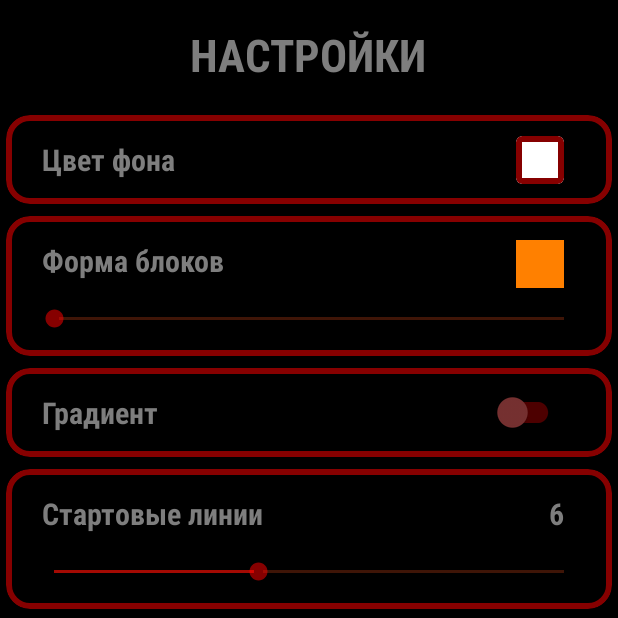
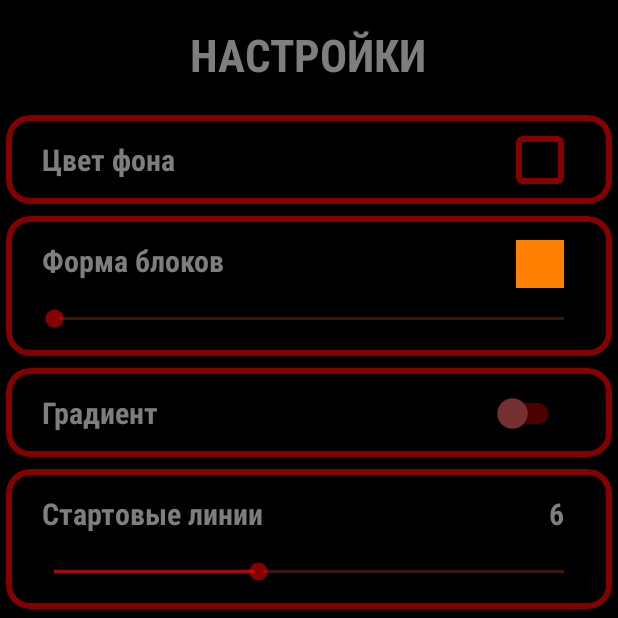
Before and after one commit to Petrunnel/TetrisGame, an Android app: the SettingsActivity screen opened directly, with no data from a screen before it, on a phone screen of 412 x 824 dp, the top half of it. Run offline under Robolectric (Android 15) with nearby library versions, the phone set to English and light mode, and no system bars.

Commit message:
[Added] possibility to change background color in settings

```diff
--- a/app/src/main/java/com/petrynnel/tetrisgame/PreferenceHelper.kt
+++ b/app/src/main/java/com/petrynnel/tetrisgame/PreferenceHelper.kt
@@ -33,7 +33,7 @@ class PreferenceHelper {
     }
 
     fun loadBackgroundColor() =
-        sharedPreferencesSettings.getInt("background_color", GameFieldBackgroundColor.BLACK)
+        sharedPreferencesSettings.getInt("background_color", GameFieldBackgroundColor.BLACK.color)
 
     fun loadCornerRadius() =
         sharedPreferencesSettings.getFloat("corner_radius", BLOCK_CORNER_RADIUS_DISABLED)
--- /dev/null
+++ b/app/src/main/java/com/petrynnel/tetrisgame/ui/GridAdapter.kt
@@ -0,0 +1,64 @@
+package com.petrynnel.tetrisgame.ui
+
+import android.content.Context
+import android.view.LayoutInflater
+import android.view.View
+import android.view.ViewGroup
+import androidx.recyclerview.widget.RecyclerView
+import com.google.android.material.card.MaterialCardView
+import com.petrynnel.tetrisgame.R
+import com.petrynnel.tetrisgame.TetrisApp.Companion.prefHelper
+import com.petrynnel.tetrisgame.gamelogic.GameFieldBackgroundColor
+import com.petrynnel.tetrisgame.gamelogic.GameFieldBackgroundColor.Companion.backgroundColors
+
+class GridAdapter(
+    private val mContext: Context,
+    private val itemClickListener: OnItemClickListener
+) : RecyclerView.Adapter<GridAdapter.GridViewHolder>() {
+
+    interface OnItemClickListener {
+        fun onItemClick(gameFieldBackgroundColor: GameFieldBackgroundColor)
+    }
+
+    override fun onCreateViewHolder(parent: ViewGroup, viewType: Int): GridViewHolder {
+        return GridViewHolder(
+            LayoutInflater.from(mContext).inflate(R.layout.item_background_color, parent, false),
+            mContext,
+            itemClickListener
+        )
+    }
+
+    override fun getItemCount(): Int {
+        return backgroundColors.size
+    }
+
+    override fun onBindViewHolder(holder: GridViewHolder, position: Int) {
+        holder.bind(backgroundColors[position], position)
+    }
+
+    class GridViewHolder(
+        view: View,
+        private val mContext: Context,
+        private val listener: OnItemClickListener
+    ) : RecyclerView.ViewHolder(view) {
+        var backgroundColor: MaterialCardView = view.findViewById(R.id.cvBackgroundColor)
+        var check: MaterialCardView = view.findViewById(R.id.cvCheck)
+
+        fun bind(gameFieldBackgroundColor: GameFieldBackgroundColor, position: Int) {
+            backgroundColor.setCardBackgroundColor(mContext.getColor(gameFieldBackgroundColor.color))
+            when (backgroundColors[position].color) {
+                prefHelper.loadBackgroundColor() -> {
+                    backgroundColor.strokeColor = mContext.getColor(R.color.colorPrimary)
+                    check.visibility = View.VISIBLE
+                }
+                else -> {
+                    backgroundColor.strokeColor = mContext.getColor(R.color.text_color)
+                    check.visibility = View.INVISIBLE
+                }
+            }
+            backgroundColor.setOnClickListener {
+                listener.onItemClick(gameFieldBackgroundColor)
+            }
+        }
+    }
+}
--- a/app/src/main/java/com/petrynnel/tetrisgame/ui/RecordsActivity.kt
+++ b/app/src/main/java/com/petrynnel/tetrisgame/ui/RecordsActivity.kt
@@ -28,7 +28,7 @@ class RecordsActivity : AppCompatActivity() {
         private val bestScores = getBestScores().filter { it > 0 }.sortedDescending()
 
         override fun onCreateViewHolder(parent: ViewGroup, viewType: Int): ViewHolder {
-            return ViewHolder(LayoutInflater.from(mContext).inflate(R.layout.item, parent, false))
+            return ViewHolder(LayoutInflater.from(mContext).inflate(R.layout.item_records, parent, false))
         }
 
         override fun getItemCount(): Int = bestScores.size
--- a/app/src/main/java/com/petrynnel/tetrisgame/ui/SettingsActivity.kt
+++ b/app/src/main/java/com/petrynnel/tetrisgame/ui/SettingsActivity.kt
@@ -1,24 +1,37 @@
 package com.petrynnel.tetrisgame.ui
 
+import android.annotation.SuppressLint
+import android.os.Bundle
+import android.view.View
+import android.widget.SeekBar
 import androidx.appcompat.app.AppCompatActivity
-import android.os.Bundle
-import android.widget.SeekBar
 import androidx.core.view.isVisible
 import com.petrynnel.tetrisgame.TetrisApp.Companion.prefHelper
 import com.petrynnel.tetrisgame.databinding.ActivitySettingsBinding
 import com.petrynnel.tetrisgame.gamelogic.Constants.BLOCK_CORNER_RADIUS_DISABLED
 import com.petrynnel.tetrisgame.gamelogic.Constants.BLOCK_CORNER_RADIUS_HUGE
 import com.petrynnel.tetrisgame.gamelogic.Constants.BLOCK_CORNER_RADIUS_SMALL
-import com.petrynnel.tetrisgame.gamelogic.Constants.DEFAULT_BLOCKS_INITIAL_LEVEL
-import com.petrynnel.tetrisgame.gamelogic.Constants.DEFAULT_INITIAL_LEVEL
 import com.petrynnel.tetrisgame.gamelogic.GameFieldBackgroundColor
 
 class SettingsActivity : AppCompatActivity() {
     private lateinit var binding: ActivitySettingsBinding
-    private var cornerRadius = BLOCK_CORNER_RADIUS_DISABLED
-    private var initialLevel = DEFAULT_INITIAL_LEVEL
-    private var initialBlocksLevel = DEFAULT_BLOCKS_INITIAL_LEVEL
-    private var hasShader = false
+    private var backgroundColor = prefHelper.loadBackgroundColor()
+    private var cornerRadius = prefHelper.loadCornerRadius()
+    private var initialLevel = prefHelper.loadInitialLevel()
+    private var initialBlocksLevel = prefHelper.loadBlocksInitialLevel()
+    private var hasShader = prefHelper.loadHasShader()
+    private var mAdapter: GridAdapter? = null
+
+    private val itemOnClick = object : GridAdapter.OnItemClickListener {
+        @SuppressLint("NotifyDataSetChanged")
+        override fun onItemClick(gameFieldBackgroundColor: GameFieldBackgroundColor) {
+            backgroundColor = gameFieldBackgroundColor.color
+            saveSettings()
+            setBackgroundColorPreview()
+            mAdapter?.notifyDataSetChanged()
+        }
+    }
+
 
     override fun onCreate(savedInstanceState: Bundle?) {
         super.onCreate(savedInstanceState)
@@ -43,7 +56,7 @@ class SettingsActivity : AppCompatActivity() {
 
     private fun saveSettings() {
         prefHelper.saveSettings(
-            backgroundColor = GameFieldBackgroundColor.BLACK,
+            backgroundColor = backgroundColor,
             cornerRadius = cornerRadius,
             hasShader = hasShader,
             initialLevel = initialLevel,
@@ -51,11 +64,22 @@ class SettingsActivity : AppCompatActivity() {
         )
     }
 
-    private fun initBackgroundColor() {}
+    private fun initBackgroundColor() {
+        with(binding) {
+            setBackgroundColorPreview()
+            cvBackgroundColor.setOnClickListener {
+                cvBackgroundColorDialog.visibility = View.VISIBLE
+            }
+            btnClose.setOnClickListener {
+                cvBackgroundColorDialog.visibility = View.INVISIBLE
+            }
+            mAdapter = GridAdapter(this@SettingsActivity, itemOnClick)
+            rvBackgroundColors.adapter = mAdapter
+        }
+    }
 
     private fun initBlockForm() {
         with(binding) {
-            cornerRadius = prefHelper.loadCornerRadius()
             val progress = when (cornerRadius) {
                 BLOCK_CORNER_RADIUS_DISABLED -> {
                     cvBlockForm.radius = BLOCK_CORNER_RADIUS_DISABLED
@@ -103,7 +127,6 @@ class SettingsActivity : AppCompatActivity() {
 
     private fun initHasShader() {
         with(binding) {
-            hasShader = prefHelper.loadHasShader()
             swHasShader.isChecked = hasShader
             vGradient.isVisible = hasShader
             swHasShader.setOnCheckedChangeListener { _, isChecked ->
@@ -115,7 +138,6 @@ class SettingsActivity : AppCompatActivity() {
 
     private fun initBlocksLevel() {
         with(binding) {
-            initialBlocksLevel = prefHelper.loadBlocksInitialLevel()
             tvBlockInitialLevel.text = initialBlocksLevel.toString()
             sbInitialBlocksLevel.setProgress(initialBlocksLevel, false)
             sbInitialBlocksLevel.setOnSeekBarChangeListener(object :
@@ -137,7 +159,6 @@ class SettingsActivity : AppCompatActivity() {
 
     private fun initLevel() {
         with(binding) {
-            initialLevel = prefHelper.loadInitialLevel()
             tvInitialLevel.text = initialLevel.toString()
             sbInitialLevel.setProgress(initialLevel, false)
             sbInitialLevel.setOnSeekBarChangeListener(object : SeekBar.OnSeekBarChangeListener {
@@ -155,4 +176,10 @@ class SettingsActivity : AppCompatActivity() {
             })
         }
     }
+
+    private fun setBackgroundColorPreview() {
+        binding.cvBackgroundColorPreview.setCardBackgroundColor(
+            this@SettingsActivity.getColor(prefHelper.loadBackgroundColor())
+        )
+    }
 }
--- a/app/src/main/res/drawable/pause_to_play.xml
+++ b/app/src/main/res/drawable/pause_to_play.xml
@@ -15,7 +15,7 @@
                 <path
                     android:name="path"
                     android:pathData="M 8.016 18.984 Q 7.172 18.984 6.586 18.398 Q 6 17.812 6 17.015 L 6 6.984 Q 6 6.187 6.586 5.601 Q 7.172 5.015 8.016 5.015 Q 8.813 5.015 9.399 5.601 Q 9.985 6.187 9.985 6.984 L 9.985 17.015 Q 9.985 17.812 9.399 18.398 Q 8.813 18.984 8.016 18.984 Z M 14.016 6.984 Q 14.016 6.187 14.602 5.601 Q 15.188 5.015 15.985 5.015 Q 16.829 5.015 17.415 5.601 Q 18.001 6.187 18.001 6.984 L 18.001 17.015 Q 18.001 17.812 17.415 18.398 Q 16.829 18.984 15.985 18.984 Q 15.188 18.984 14.602 18.398 Q 14.016 17.812 14.016 17.015 L 14.016 6.984 Z"
-                    android:fillColor="@color/dialog_text"
+                    android:fillColor="@color/text_color"
                     android:strokeWidth="1"/>
             </group>
         </vector>
--- a/app/src/main/res/drawable/play_to_pause.xml
+++ b/app/src/main/res/drawable/play_to_pause.xml
@@ -15,7 +15,7 @@
                 <path
                     android:name="path"
                     android:pathData="M 8.016 6.797 Q 8.016 6.234 8.532 5.953 Q 9.048 5.672 9.563 6 L 17.672 11.156 Q 18.141 11.437 18.141 12 Q 18.141 12.563 17.672 12.844 L 9.563 18 Q 9.047 18.328 8.532 18.047 Q 8.017 17.766 8.016 17.203 L 8.016 6.797 Z"
-                    android:fillColor="@color/dialog_text"
+                    android:fillColor="@color/text_color"
                     android:strokeWidth="1"/>
             </group>
         </vector>
--- a/app/src/main/res/layout/activity_records.xml
+++ b/app/src/main/res/layout/activity_records.xml
@@ -25,6 +25,6 @@
         app:layoutManager="androidx.recyclerview.widget.LinearLayoutManager"
         tools:context=".ui.RecordsActivity"
         tools:itemCount="10"
-        tools:listitem="@layout/item" />
+        tools:listitem="@layout/item_records" />
 
 </LinearLayout>
--- a/app/src/main/res/layout/activity_settings.xml
+++ b/app/src/main/res/layout/activity_settings.xml
@@ -1,5 +1,5 @@
 <?xml version="1.0" encoding="utf-8"?>
-<LinearLayout xmlns:android="http://schemas.android.com/apk/res/android"
+<androidx.constraintlayout.widget.ConstraintLayout xmlns:android="http://schemas.android.com/apk/res/android"
     xmlns:app="http://schemas.android.com/apk/res-auto"
     xmlns:tools="http://schemas.android.com/tools"
     android:layout_width="match_parent"
@@ -7,6 +7,66 @@
     android:background="@color/black"
     android:orientation="vertical"
     tools:context=".ui.SettingsActivity">
+
+    <com.google.android.material.card.MaterialCardView
+        android:id="@+id/cvBackgroundColorDialog"
+        style="@style/CardViewStyle"
+        android:layout_width="match_parent"
+        android:layout_height="0dp"
+        android:visibility="invisible"
+        app:layout_constraintBottom_toBottomOf="parent"
+        app:layout_constraintDimensionRatio="0.8"
+        app:layout_constraintEnd_toEndOf="parent"
+        app:layout_constraintStart_toStartOf="parent"
+        app:layout_constraintTop_toTopOf="parent"
+        app:layout_constraintVertical_bias="0.25"
+        tools:visibility="invisible">
+
+        <androidx.constraintlayout.widget.ConstraintLayout
+            android:layout_width="match_parent"
+            android:layout_height="match_parent">
+
+            <androidx.recyclerview.widget.RecyclerView
+                android:id="@+id/rvBackgroundColors"
+                android:layout_width="match_parent"
+                android:layout_height="wrap_content"
+                android:layout_margin="16dp"
+                android:orientation="vertical"
+                app:layoutManager="androidx.recyclerview.widget.GridLayoutManager"
+                app:layout_constraintEnd_toEndOf="parent"
+                app:layout_constraintStart_toStartOf="parent"
+                app:layout_constraintTop_toTopOf="parent"
+                app:spanCount="3"
+                tools:itemCount="9"
+                tools:listitem="@layout/item_background_color" />
+
+            <Button
+                android:id="@+id/btnClose"
+                android:layout_width="wrap_content"
+                android:layout_height="wrap_content"
+                android:layout_gravity="center"
+                android:layout_margin="20dp"
+                android:backgroundTint="@color/black"
+                android:fontFamily="sans-serif-condensed"
+                android:text="@string/close"
+                android:textColor="@color/text_color"
+                android:textSize="26sp"
+                app:layout_constraintBottom_toBottomOf="parent"
+                app:layout_constraintEnd_toEndOf="parent" />
+
+        </androidx.constraintlayout.widget.ConstraintLayout>
+
+    </com.google.android.material.card.MaterialCardView>
+
+    <LinearLayout
+        android:layout_width="match_parent"
+        android:layout_height="match_parent"
+        android:background="@color/black"
+        android:orientation="vertical"
+        app:layout_constraintBottom_toBottomOf="parent"
+        app:layout_constraintEnd_toEndOf="parent"
+        app:layout_constraintStart_toStartOf="parent"
+        app:layout_constraintTop_toTopOf="parent">
 
         <TextView
             style="@style/CommonText"
@@ -23,14 +83,10 @@
             app:layout_constraintTop_toTopOf="parent" />
 
         <com.google.android.material.card.MaterialCardView
+            android:id="@+id/cvBackgroundColor"
+            style="@style/CardViewStyle"
             android:layout_width="match_parent"
-        android:layout_height="wrap_content"
-        android:layout_margin="4dp"
-        app:cardBackgroundColor="@color/black"
-        app:cardCornerRadius="16dp"
-        app:cardElevation="8dp"
-        app:strokeColor="#86FF0000"
-        app:strokeWidth="4dp">
+            android:layout_height="wrap_content">
 
             <androidx.constraintlayout.widget.ConstraintLayout
                 android:layout_width="match_parent"
@@ -48,6 +104,7 @@
                     app:layout_constraintTop_toTopOf="parent" />
 
                 <com.google.android.material.card.MaterialCardView
+                    android:id="@+id/cvBackgroundColorPreview"
                     android:layout_width="32dp"
                     android:layout_height="32dp"
                     android:layout_marginHorizontal="32dp"
@@ -62,14 +119,9 @@
         </com.google.android.material.card.MaterialCardView>
 
         <com.google.android.material.card.MaterialCardView
+            style="@style/CardViewStyle"
             android:layout_width="match_parent"
-        android:layout_height="wrap_content"
-        android:layout_margin="4dp"
-        app:cardBackgroundColor="@color/black"
-        app:cardCornerRadius="16dp"
-        app:cardElevation="8dp"
-        app:strokeColor="@color/stroke"
-        app:strokeWidth="4dp">
+            android:layout_height="wrap_content">
 
             <androidx.constraintlayout.widget.ConstraintLayout
                 android:layout_width="match_parent"
@@ -126,14 +178,9 @@
         </com.google.android.material.card.MaterialCardView>
 
         <com.google.android.material.card.MaterialCardView
+            style="@style/CardViewStyle"
             android:layout_width="match_parent"
-        android:layout_height="wrap_content"
-        android:layout_margin="4dp"
-        app:cardBackgroundColor="@color/black"
-        app:cardCornerRadius="16dp"
-        app:cardElevation="8dp"
-        app:strokeColor="#86FF0000"
-        app:strokeWidth="4dp">
+            android:layout_height="wrap_content">
 
             <androidx.constraintlayout.widget.ConstraintLayout
                 android:layout_width="match_parent"
@@ -155,6 +202,8 @@
                     android:layout_width="wrap_content"
                     android:layout_height="wrap_content"
                     android:layout_marginEnd="32dp"
+                    android:minWidth="48dp"
+                    android:minHeight="48dp"
                     app:layout_constraintBottom_toBottomOf="parent"
                     app:layout_constraintEnd_toEndOf="parent"
                     app:layout_constraintTop_toTopOf="parent"
@@ -167,14 +216,9 @@
         </com.google.android.material.card.MaterialCardView>
 
         <com.google.android.material.card.MaterialCardView
+            style="@style/CardViewStyle"
             android:layout_width="match_parent"
-        android:layout_height="wrap_content"
-        android:layout_margin="4dp"
-        app:cardBackgroundColor="@color/black"
-        app:cardCornerRadius="16dp"
-        app:cardElevation="8dp"
-        app:strokeColor="#86FF0000"
-        app:strokeWidth="4dp">
+            android:layout_height="wrap_content">
 
             <androidx.constraintlayout.widget.ConstraintLayout
                 android:layout_width="match_parent"
@@ -221,14 +265,9 @@
         </com.google.android.material.card.MaterialCardView>
 
         <com.google.android.material.card.MaterialCardView
+            style="@style/CardViewStyle"
             android:layout_width="match_parent"
-        android:layout_height="wrap_content"
-        android:layout_margin="4dp"
-        app:cardBackgroundColor="@color/black"
-        app:cardCornerRadius="16dp"
-        app:cardElevation="8dp"
-        app:strokeColor="#86FF0000"
-        app:strokeWidth="4dp">
+            android:layout_height="wrap_content">
 
             <androidx.constraintlayout.widget.ConstraintLayout
                 android:layout_width="match_parent"
@@ -269,9 +308,9 @@
                     app:layout_constraintBottom_toBottomOf="parent"
                     app:layout_constraintEnd_toEndOf="parent"
                     app:layout_constraintStart_toStartOf="parent"
-                app:layout_constraintTop_toBottomOf="@+id/tvInitialLevel"
-                tools:text="10:10" />
+                    app:layout_constraintTop_toBottomOf="@+id/tvInitialLevel" />
 
             </androidx.constraintlayout.widget.ConstraintLayout>
         </com.google.android.material.card.MaterialCardView>
     </LinearLayout>
+</androidx.constraintlayout.widget.ConstraintLayout>
--- a/app/src/main/res/values/strings.xml
+++ b/app/src/main/res/values/strings.xml
@@ -19,4 +19,6 @@
     <string name="initial_level">Начальный уровень</string>
     <string name="blocks_form">Форма блоков</string>
     <string name="background_color">Цвет фона</string>
+    <string name="close">ЗАКРЫТЬ</string>
+
 </resources>
--- a/app/src/main/res/values/style.xml
+++ b/app/src/main/res/values/style.xml
@@ -28,4 +28,13 @@
         <item name="android:thumbTint">@color/stroke</item>
     </style>
 
+    <style name="CardViewStyle" parent="Widget.MaterialComponents.CardView">
+        <item name="android:layout_margin">4dp</item>
+        <item name="cardBackgroundColor">@color/black</item>
+        <item name="cardCornerRadius">16dp</item>
+        <item name="cardElevation">8dp</item>
+        <item name="strokeColor">@color/stroke</item>
+        <item name="strokeWidth">4dp</item>
+    </style>
+
 </resources>
```
Also changed, not shown: app/src/main/java/com/petrynnel/tetrisgame/gamelogic/GameFieldBackgroundColor.kt (+12 -8 lines), app/src/main/res/drawable/check.xml (added, +10 -0 lines), app/src/main/res/layout/item_background_color.xml (added, +42 -0 lines), app/src/main/res/layout/item_records.xml (renamed from app/src/main/res/layout/item.xml). Lines whose indentation alone changed are shown as unchanged.
